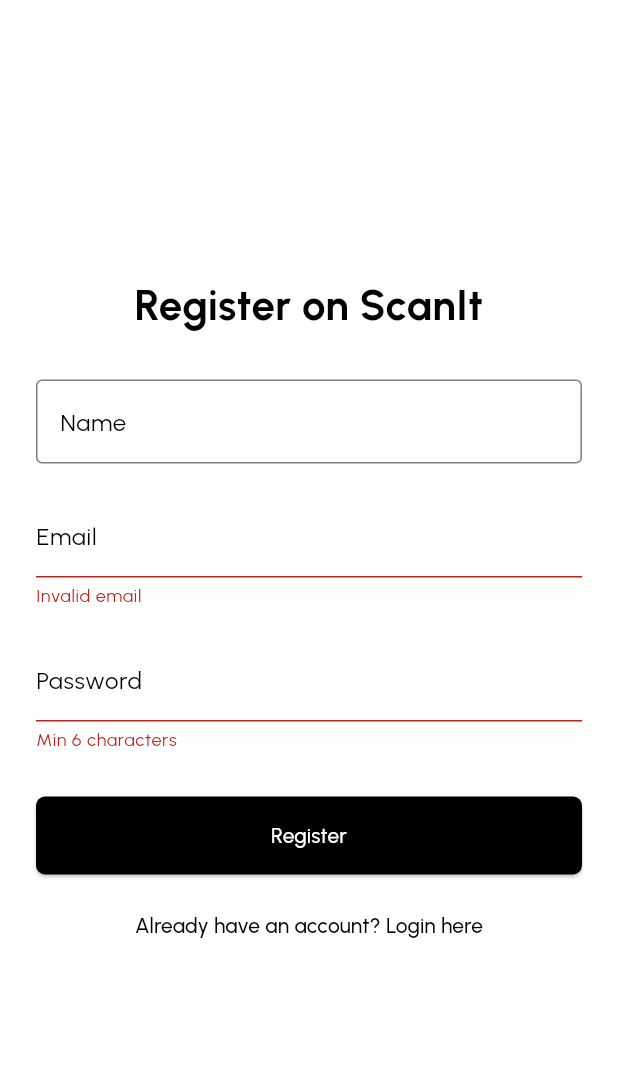
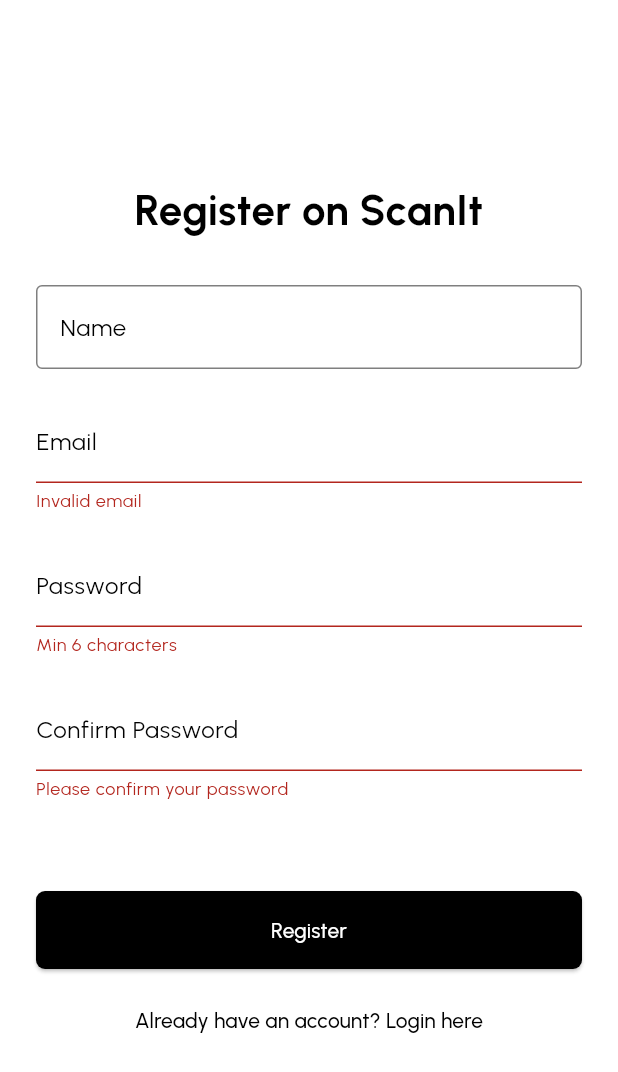
Before and after one commit to AnshX01/EasyPantry, a Flutter app: the RegisterScreen screen opened directly, after a tap on "Register", on a phone screen of 412 x 824 dp. Shown: the top 1072 px of the screen. Run offline on Flutter 3.47's test engine with Material 3 defaults, Android fonts, the phone set to English and light mode, and no system bars; our stand-ins replace fl_chart, flutter_local_notifications, google_fonts, jwt_decoder, shared_preferences; accounts and stored records are empty.

Commit message:
added confirm password check on register screen

```diff
--- a/scanit_app/lib/screens/register_screen.dart
+++ b/scanit_app/lib/screens/register_screen.dart
@@ -13,6 +13,7 @@
   final nameController = TextEditingController();
   final emailController = TextEditingController();
   final passwordController = TextEditingController();
+  final confirmPasswordController = TextEditingController();
   bool isLoading = false;
   final _formKey = GlobalKey<FormState>();
 
@@ -47,6 +48,16 @@
       );
     }
   }
+
+  @override
+  void dispose() {
+    nameController.dispose();
+    emailController.dispose();
+    passwordController.dispose();
+    confirmPasswordController.dispose();
+    super.dispose();
+  }
+
 
   @override
   Widget build(BuildContext context) {
@@ -121,6 +132,29 @@
                   validator: (val) =>
                       val == null || val.length < 6 ? 'Min 6 characters' : null,
                 ),
+                const SizedBox(height: 20),
+                TextFormField(
+                  controller: confirmPasswordController,
+                  obscureText: true,
+                  style: TextStyle(color: textColor),
+                  decoration: InputDecoration(
+                    labelText: "Confirm Password",
+                    labelStyle: TextStyle(color: textColor),
+                    enabledBorder: OutlineInputBorder(
+                      borderSide: BorderSide(color: textColor.withOpacity(0.5)),
+                    ),
+                    focusedBorder: OutlineInputBorder(
+                      borderSide: BorderSide(color: textColor),
+                    ),
+                  ),
+                  validator: (val) {
+                    if (val == null || val.isEmpty) return 'Please confirm your password';
+                    if (val != passwordController.text) return 'Passwords do not match';
+                    return null;
+                  },
+                ),
+                const SizedBox(height: 30),
+
                 const SizedBox(height: 30),
 
                 ElevatedButton(
```
Also changed, not shown: scanit_app/lib/screens/ai_chat_screen.dart (+13 -7 lines).
